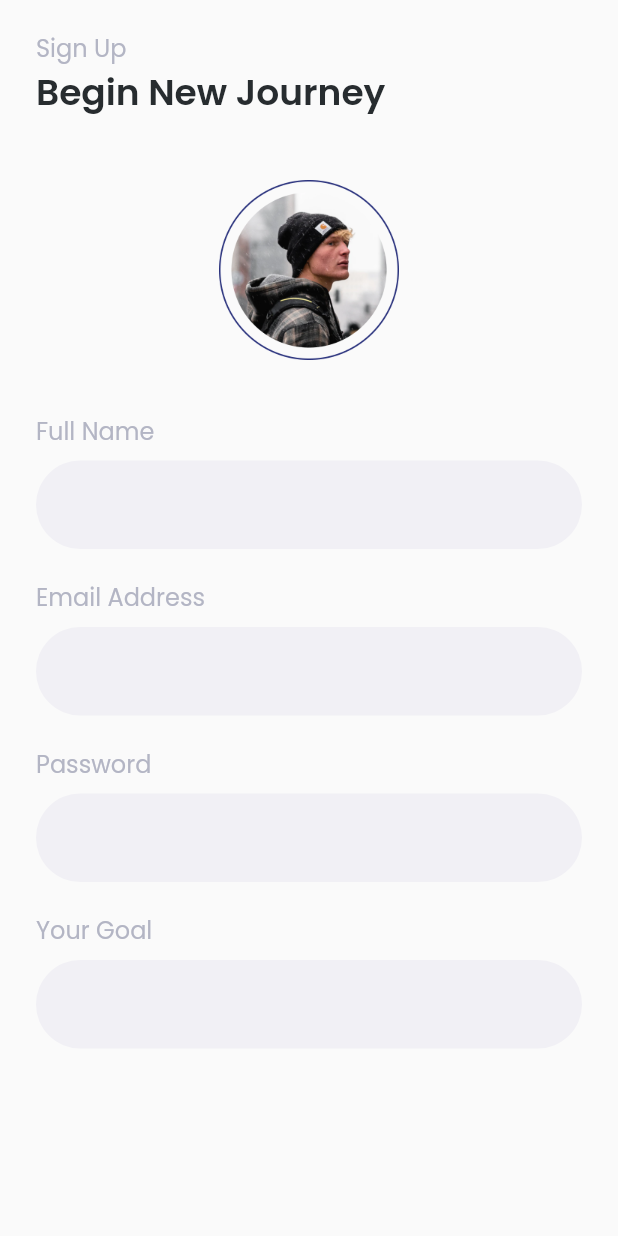
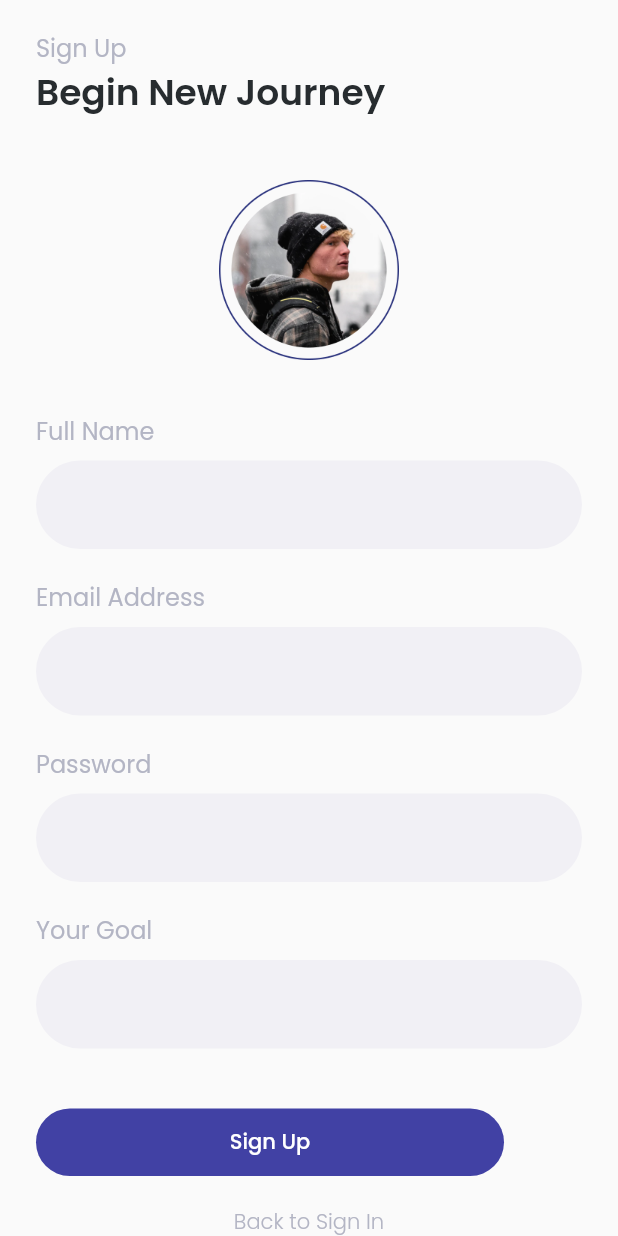
Before and after one commit to perymerdeka/future-jobs, a Flutter app: the SignUpScreen screen opened by its route, on a phone screen of 412 x 824 dp. Run offline on Flutter 3.47's test engine with Material 2 defaults, Android fonts, the phone set to English and light mode, and no system bars; our stand-ins replace email_validator, google_fonts.

Commit message:
Done Refactor and Add Backto Sign In Button

```diff
--- a/lib/pages/login_page.dart
+++ b/lib/pages/login_page.dart
@@ -18,8 +18,8 @@ class _LoginPageScreenState extends State<LoginPageScreen> {
   @override
   Widget build(BuildContext context) {
     return Scaffold(
-      body: ListView(children: [
-        Padding(
+      body: SingleChildScrollView(
+        child: Padding(
           padding: const EdgeInsets.only(top: 20, left: 24, right: 24),
           child: Column(
             crossAxisAlignment: CrossAxisAlignment.start,
@@ -147,7 +147,7 @@ class _LoginPageScreenState extends State<LoginPageScreen> {
             ],
           ),
         ),
-      ]),
+      ),
     );
   }
 }
--- a/lib/pages/sign_up_screen.dart
+++ b/lib/pages/sign_up_screen.dart
@@ -1,4 +1,5 @@
 import 'package:flutter/material.dart';
+import 'package:future_jobs/pages/login_page.dart';
 import 'package:future_jobs/theme/login_theme.dart';
 
 class SignUpScreen extends StatefulWidget {
@@ -13,9 +14,8 @@ class _SignUpScreenState extends State<SignUpScreen> {
   @override
   Widget build(BuildContext context) {
     return Scaffold(
-      body: ListView(
-        children: [
-          Padding(
+      body: SingleChildScrollView(
+        child: Padding(
           padding: const EdgeInsets.only(top: 20, left: 24, right: 24),
           child: Column(
             crossAxisAlignment: CrossAxisAlignment.start,
@@ -67,7 +67,9 @@ class _SignUpScreenState extends State<SignUpScreen> {
                   )
                 ],
               ),
-                const SizedBox(height: 20,),
+              const SizedBox(
+                height: 20,
+              ),
               Column(
                 crossAxisAlignment: CrossAxisAlignment.start,
                 children: [
@@ -92,7 +94,9 @@ class _SignUpScreenState extends State<SignUpScreen> {
                   )
                 ],
               ),
-                const SizedBox(height: 20,),
+              const SizedBox(
+                height: 20,
+              ),
               Column(
                 crossAxisAlignment: CrossAxisAlignment.start,
                 children: [
@@ -118,7 +122,9 @@ class _SignUpScreenState extends State<SignUpScreen> {
                   )
                 ],
               ),
-                const SizedBox(height: 20,),
+              const SizedBox(
+                height: 20,
+              ),
               Column(
                 crossAxisAlignment: CrossAxisAlignment.start,
                 children: [
@@ -143,11 +149,41 @@ class _SignUpScreenState extends State<SignUpScreen> {
                   )
                 ],
               ),
-              ],
+              const SizedBox(
+                height: 40,
+              ),
+              SizedBox(
+                width: 312,
+                height: 45,
+                child: TextButton(
+                  onPressed: () {},
+                  child: Text(
+                    'Sign Up',
+                    style: buttonTextStyle,
+                  ),
+                  style: TextButton.styleFrom(
+                      backgroundColor: const Color(0xff4141A4),
+                      shape: RoundedRectangleBorder(
+                          borderRadius: BorderRadius.circular(66))),
+                ),
+              ),
+              InkWell(
+                onTap: () {
+                  Navigator.of(context).pushNamed(LoginPageScreen.routeName);
+                },
+                child: Padding(
+                  padding: const EdgeInsets.only(top: 20, bottom: 35),
+                  child: Center(
+                      child: Text(
+                    'Back to Sign In',
+                    style: signTextStyle,
+                  )),
                 ),
               )
             ],
           ),
+        ),
+      ),
     );
   }
 }
```
Lines whose indentation alone changed are shown as unchanged.
